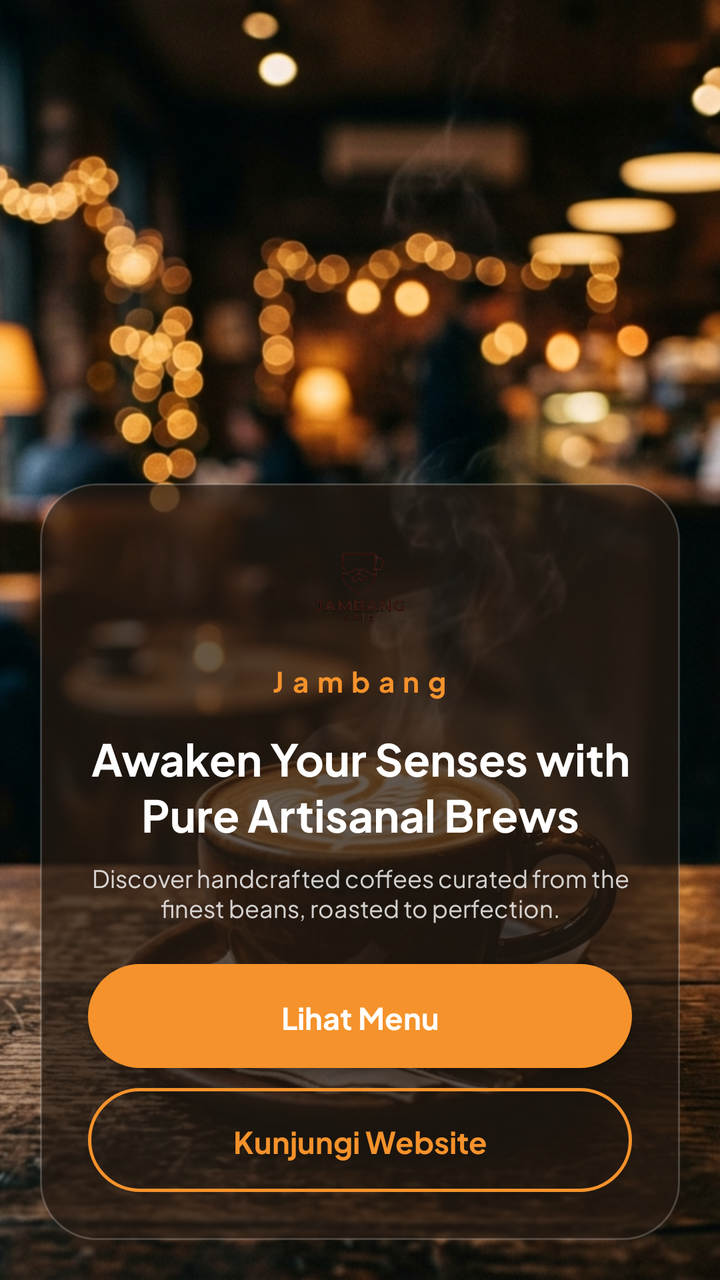
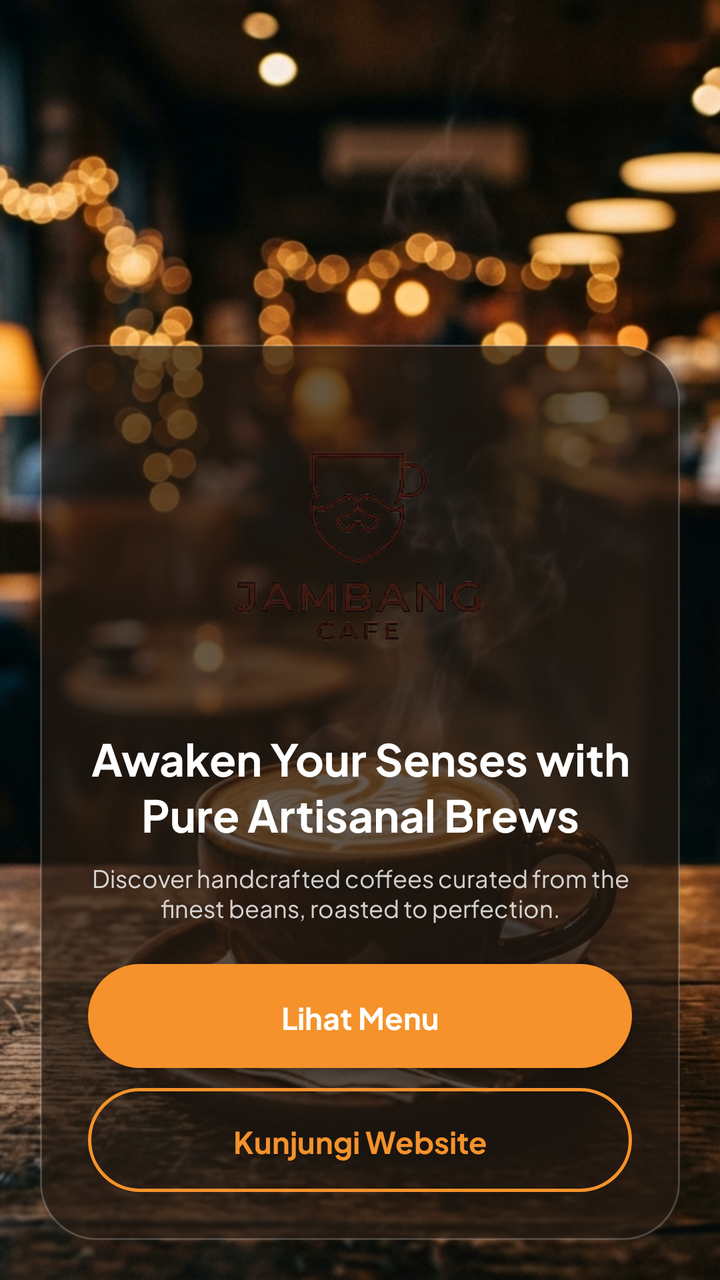

Screens rendered from an Android XML layout before and after an edit, with the pre-edit source and the edit as a unified diff.
<!-- AndroidManifest.xml: application theme Theme.Cacapie -->
<!-- res/layout/activity_main.xml -->
<?xml version="1.0" encoding="utf-8"?>
<FrameLayout xmlns:android="http://schemas.android.com/apk/res/android"
    xmlns:tools="http://schemas.android.com/tools"
    android:layout_width="match_parent"
    android:layout_height="match_parent"
    android:background="@color/jambang_brown"
    tools:context=".MainActivity">

    <ImageView
        android:layout_width="match_parent"
        android:layout_height="match_parent"
        android:contentDescription="@null"
        android:scaleType="centerCrop"
        android:src="@drawable/bg_landing" />

    <LinearLayout
        android:id="@+id/main"
        android:layout_width="match_parent"
        android:layout_height="match_parent"
        android:gravity="bottom"
        android:orientation="vertical"
        android:padding="20dp">

        <LinearLayout
            android:layout_width="match_parent"
            android:layout_height="wrap_content"
            android:background="@drawable/bg_card_glass"
            android:gravity="center_horizontal"
            android:orientation="vertical"
            android:padding="24dp">

            <ImageView
                android:layout_width="56dp"
                android:layout_height="56dp"
                android:contentDescription="@string/logo_desc"
                android:src="@drawable/ic_logo_jambang" />

            <TextView
                android:layout_width="wrap_content"
                android:layout_height="wrap_content"
                android:layout_marginTop="8dp"
                android:text="@string/landing_title"
                android:textColor="@color/jambang_orange"
                android:textSize="14sp"
                android:textStyle="bold"
                android:letterSpacing="0.3" />

            <TextView
                android:layout_width="match_parent"
                android:layout_height="wrap_content"
                android:layout_marginTop="12dp"
                android:gravity="center"
                android:text="@string/landing_tagline"
                android:textColor="@color/white"
                android:textSize="22sp"
                android:textStyle="bold" />

            <TextView
                android:layout_width="match_parent"
                android:layout_height="wrap_content"
                android:layout_marginTop="8dp"
                android:gravity="center"
                android:text="@string/landing_desc"
                android:textColor="#CCFFFFFF"
                android:textSize="12sp" />

            <Button
                android:id="@+id/btnMyProject"
                android:layout_width="match_parent"
                android:layout_height="52dp"
                android:layout_marginTop="20dp"
                android:background="@drawable/bg_button_pill"
                android:backgroundTint="@null"
                android:text="@string/btn_see_menu"
                android:textAllCaps="false"
                android:textColor="@color/white"
                android:textSize="15sp"
                android:textStyle="bold" />

            <Button
                android:id="@+id/btnWebView"
                android:layout_width="match_parent"
                android:layout_height="52dp"
                android:layout_marginTop="10dp"
                android:background="@drawable/bg_button_outline"
                android:backgroundTint="@null"
                android:text="@string/btn_web_view"
                android:textAllCaps="false"
                android:textColor="@color/jambang_orange"
                android:textSize="15sp"
                android:textStyle="bold" />
        </LinearLayout>
    </LinearLayout>
</FrameLayout>
<!-- resources referenced by this layout -->
<resources>
  <color name="jambang_brown">#3B2314</color>
  <color name="jambang_orange">#F5922B</color>
  <color name="white">#FFFFFFFF</color>
  <!-- drawable bg_button_outline (drawable) -->
  <shape xmlns:android="http://schemas.android.com/apk/res/android" android:shape="rectangle">
      <solid android:color="@android:color/transparent" />
      <stroke android:width="1.5dp" android:color="@color/jambang_orange" />
      <corners android:radius="28dp" />
  </shape>
  <!-- drawable bg_button_pill (drawable) -->
  <shape xmlns:android="http://schemas.android.com/apk/res/android" android:shape="rectangle">
      <solid android:color="@color/jambang_orange" />
      <corners android:radius="28dp" />
  </shape>
  <!-- drawable bg_card_glass (drawable) -->
  <shape xmlns:android="http://schemas.android.com/apk/res/android" android:shape="rectangle">
      <solid android:color="@color/jambang_glass" />
      <stroke android:width="1dp" android:color="#33FFFFFF" />
      <corners android:radius="28dp" />
  </shape>
  <!-- drawable bg_landing: png bitmap (drawable, 736396 bytes) -->
  <!-- drawable ic_logo_jambang: png bitmap (drawable, 30847 bytes) -->
  <string name="btn_see_menu">Lihat Menu</string>
  <string name="btn_web_view">Kunjungi Website</string>
  <string name="landing_desc">Discover handcrafted coffees curated from the finest beans, roasted to perfection.</string>
  <string name="landing_tagline">Awaken Your Senses with Pure Artisanal Brews</string>
  <string name="landing_title">Jambang</string>
  <string name="logo_desc">Logo Jambang</string>
  <style name="Theme.Cacapie" parent="Base.Theme.Cacapie" />
  <color name="jambang_glass">#B3261A12</color>
  <style name="Base.Theme.Cacapie" parent="Theme.Material3.Light.NoActionBar">
          <item name="colorPrimary">@color/my_primary</item>
          <item name="android:fontFamily">@font/jakarta_sans</item>
          <item name="fontFamily">@font/jakarta_sans</item>
          <item name="android:windowBackground">@color/jambang_cream</item>
          <item name="android:textColorPrimary">@color/jambang_brown</item>
      </style>
  <color name="my_primary">#F5922B</color>
  <color name="jambang_cream">#FFF6EC</color>
</resources>

<!-- the commit's change to res/layout/activity_main.xml (unified diff, before → after) -->
@@ -30,20 +30,11 @@
             android:padding="24dp">
 
             <ImageView
-                android:layout_width="56dp"
-                android:layout_height="56dp"
+                android:layout_width="140dp"
+                android:layout_height="wrap_content"
+                android:adjustViewBounds="true"
                 android:contentDescription="@string/logo_desc"
                 android:src="@drawable/ic_logo_jambang" />
-
-            <TextView
-                android:layout_width="wrap_content"
-                android:layout_height="wrap_content"
-                android:layout_marginTop="8dp"
-                android:text="@string/landing_title"
-                android:textColor="@color/jambang_orange"
-                android:textSize="14sp"
-                android:textStyle="bold"
-                android:letterSpacing="0.3" />
 
             <TextView
                 android:layout_width="match_parent"
<!-- resource entries referenced after the edit -->
@@ -26,7 +26,6 @@
   <string name="btn_web_view">Kunjungi Website</string>
   <string name="landing_desc">Discover handcrafted coffees curated from the finest beans, roasted to perfection.</string>
   <string name="landing_tagline">Awaken Your Senses with Pure Artisanal Brews</string>
-  <string name="landing_title">Jambang</string>
   <string name="logo_desc">Logo Jambang</string>
   <style name="Theme.Cacapie" parent="Base.Theme.Cacapie" />
   <color name="jambang_glass">#B3261A12</color>
